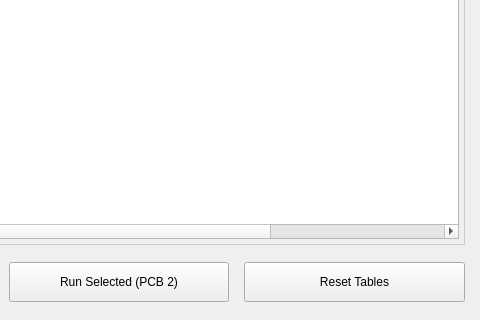
First picture: the form in src/ui/forms/execution.ui, repository SuryaPrasathB/Comminent-PCB-Tester, before the edit; both pictures show x 720 to 1200 and y 530 to 850 of the 1200 by 850 pixel window.
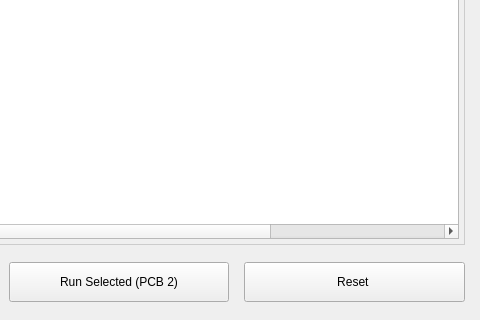
Second picture: the form after the edit.

Diff of the .ui file:
```diff
--- a/src/ui/forms/execution.ui
+++ b/src/ui/forms/execution.ui
@@ -309,7 +309,7 @@
      <item>
       <widget class="QPushButton" name="pushButton_reset">
        <property name="text">
-        <string>Reset Tables</string>
+        <string>Reset </string>
        </property>
        <property name="minimumSize">
         <size>
```
